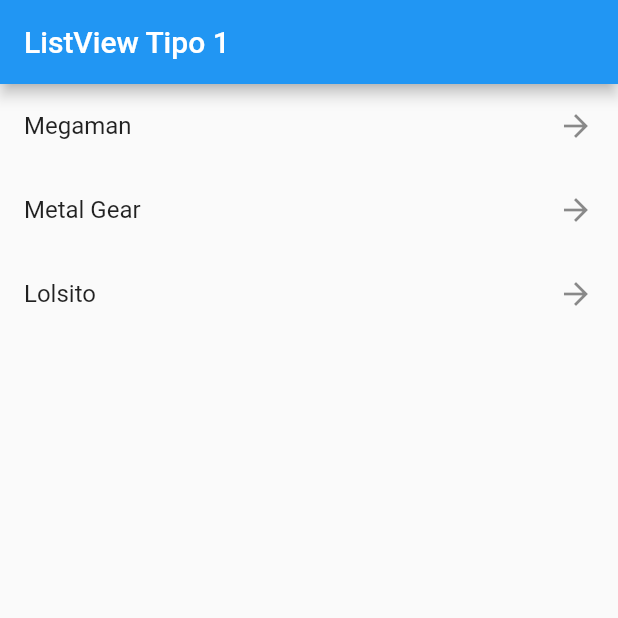
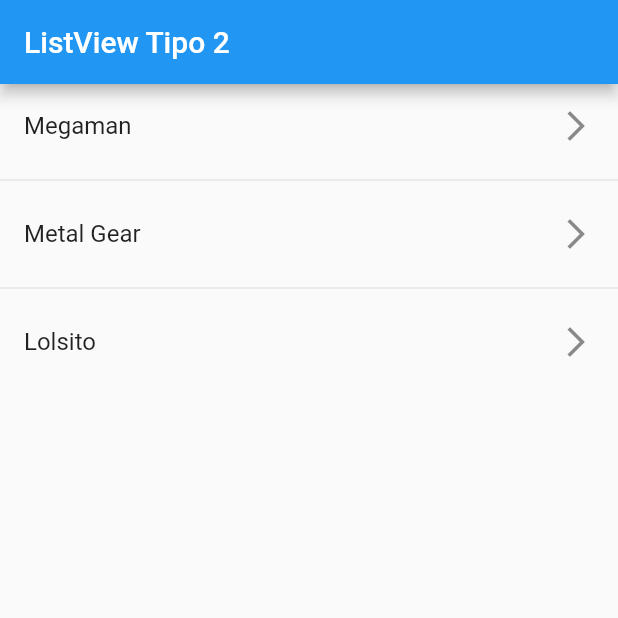
Before and after one commit to Thebobs2598/componentes_app, a Flutter app: the screen it shows after launch, on a phone screen of 412 x 824 dp, the top half of it. Run offline on Flutter 3.47's test engine with Material 2 defaults, Android fonts, the phone set to English and light mode, and no system bars.

Commit message:
listView Builder_Separated

```diff
--- a/lib/main.dart
+++ b/lib/main.dart
@@ -1,5 +1,5 @@
-import 'package:componentes_app/screens/listview1_screen.dart';
 import 'package:flutter/material.dart';
+import 'package:componentes_app/screens/listview2_screen.dart';
 
 void main() => runApp(const MyApp());
 
@@ -10,7 +10,7 @@ class MyApp extends StatelessWidget {
   Widget build(BuildContext context) {
     return const MaterialApp(
       title: 'Material App',
-      home: ListView1Screen(),
+      home: ListView2Screen(),
     );
   }
 }
--- a/lib/screens/listview1_screen.dart
+++ b/lib/screens/listview1_screen.dart
@@ -15,7 +15,7 @@ class ListView1Screen extends StatelessWidget {
           ...options
               .map(
                 (e) => ListTile(
-                  trailing: Icon(Icons.arrow_forward_sharp),
+                  trailing: const Icon(Icons.arrow_forward_sharp),
                   title: Text(e),
                 ),
               )
--- /dev/null
+++ b/lib/screens/listview2_screen.dart
@@ -0,0 +1,25 @@
+import 'package:flutter/material.dart';
+
+class ListView2Screen extends StatelessWidget {
+  final options = const ['Megaman', 'Metal Gear', 'Lolsito'];
+  const ListView2Screen({Key? key}) : super(key: key);
+
+  @override
+  Widget build(BuildContext context) {
+    return Scaffold(
+      appBar: AppBar(
+        title: const Text('ListView Tipo 2'),
+      ),
+      body: ListView.separated(
+        itemCount: options.length,
+        itemBuilder: (context, index) => ListTile(
+          trailing: const Icon(Icons.arrow_forward_ios_outlined),
+          title: Text(
+            options[index],
+          ),
+        ),
+        separatorBuilder: (_, __) => const Divider(),
+      ),
+    );
+  }
+}
```
